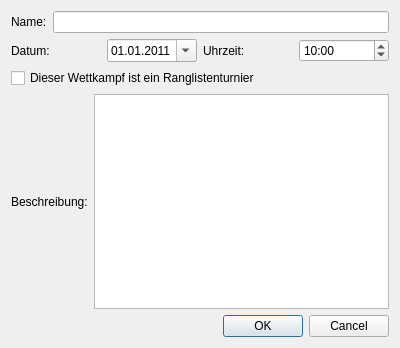
Before: the Qt Designer form ui/newcompdialog.ui in MrApe/OpenCompetition, drawn with Qt 5.
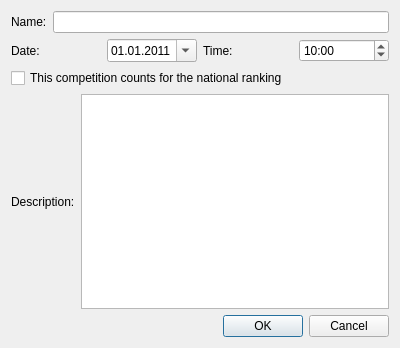
After: the same form once the commit is applied.

The edit to the form file:
```diff
--- a/ui/newcompdialog.ui
+++ b/ui/newcompdialog.ui
@@ -33,7 +33,10 @@
      <item>
       <widget class="QLabel" name="label_2">
        <property name="text">
-        <string>Datum:</string>
+        <string>Date:</string>
+       </property>
+       <property name="buddy">
+        <cstring>dateEdit</cstring>
        </property>
       </widget>
      </item>
@@ -60,7 +63,10 @@
      <item>
       <widget class="QLabel" name="label_3">
        <property name="text">
-        <string>Uhrzeit:</string>
+        <string>Time:</string>
+       </property>
+       <property name="buddy">
+        <cstring>timeEdit</cstring>
        </property>
       </widget>
      </item>
@@ -86,7 +92,7 @@
    <item>
     <widget class="QCheckBox" name="RLTCheck">
      <property name="text">
-      <string>Dieser Wettkampf ist ein Ranglistenturnier</string>
+      <string>This competition counts for the national ranking</string>
      </property>
     </widget>
    </item>
@@ -95,7 +101,10 @@
      <item>
       <widget class="QLabel" name="label_4">
        <property name="text">
-        <string>Beschreibung:</string>
+        <string>Description:</string>
+       </property>
+       <property name="buddy">
+        <cstring>descriptionEdit</cstring>
        </property>
       </widget>
      </item>
```
Left out of the diff: 13 changed lines with no effect on the pictures.
